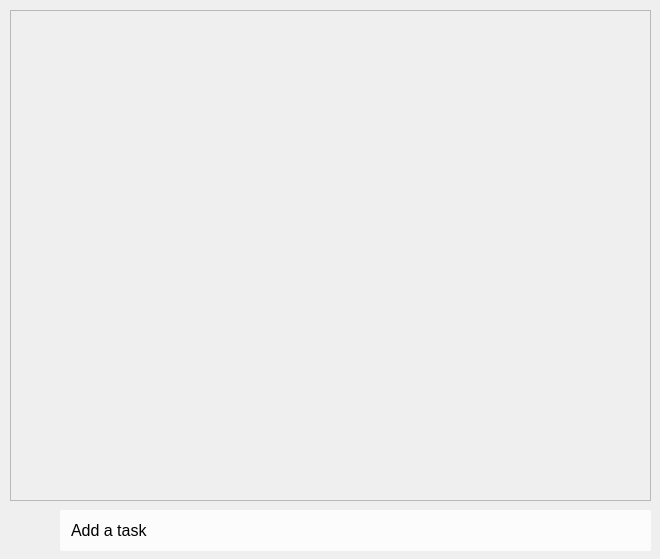
This is ToDoList/tasklist.ui in msmahdinejad/To-Do-List as Qt 5 draws it before an edit. The edited form follows.
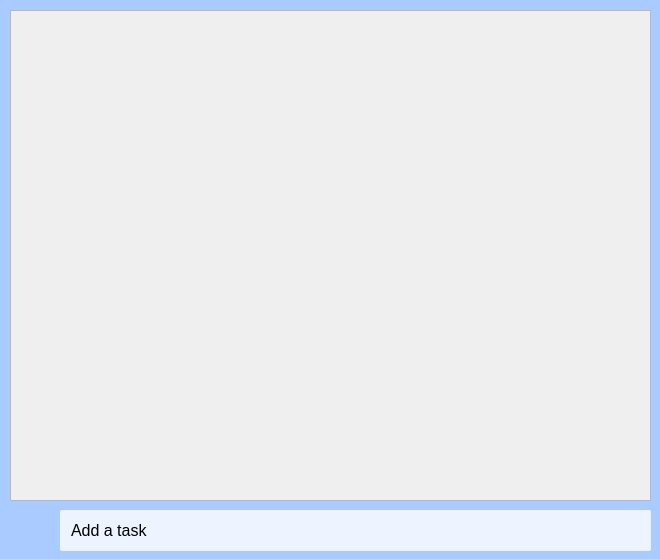
This is the edited form. Icons and pictures are not drawn.

The edit to the form file:
```diff
--- a/ToDoList/tasklist.ui
+++ b/ToDoList/tasklist.ui
@@ -100,6 +100,26 @@
     <string>Add a task</string>
    </property>
   </widget>
+  <widget class="QLabel" name="label">
+   <property name="geometry">
+    <rect>
+     <x>0</x>
+     <y>0</y>
+     <width>661</width>
+     <height>561</height>
+    </rect>
+   </property>
+   <property name="styleSheet">
+    <string notr="true">background-color: rgb(170, 203, 255);</string>
+   </property>
+   <property name="text">
+    <string/>
+   </property>
+  </widget>
+  <zorder>label</zorder>
+  <zorder>scrollArea</zorder>
+  <zorder>pushButton</zorder>
+  <zorder>lineEdit</zorder>
  </widget>
  <resources>
   <include location="im.qrc"/>
```
